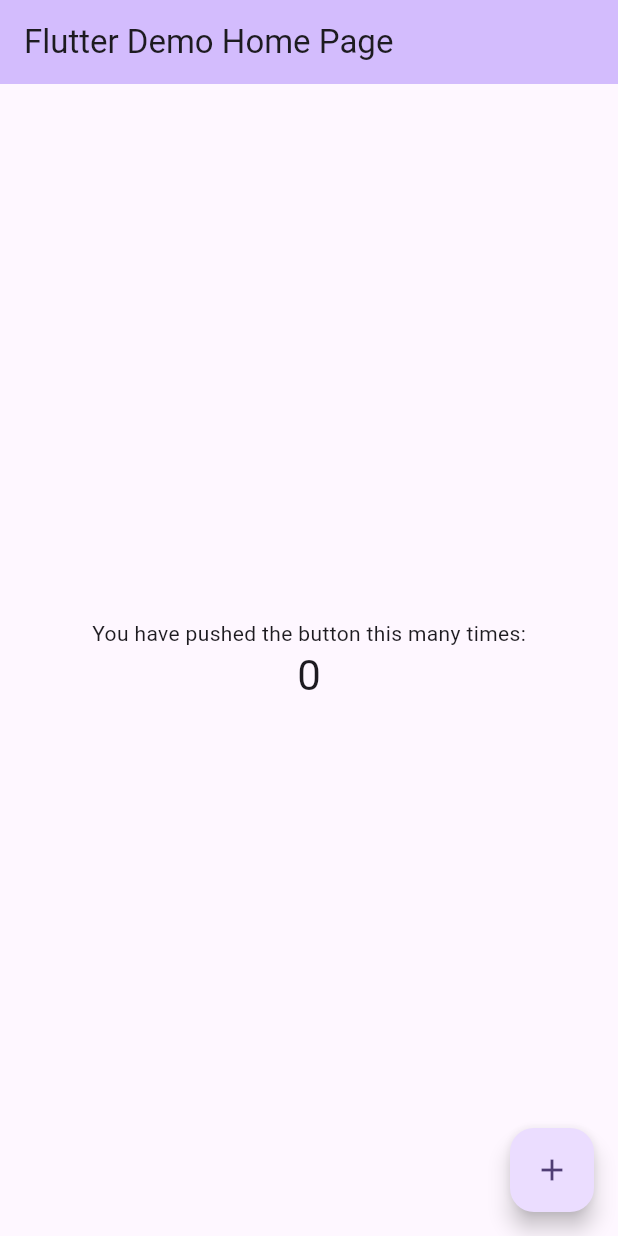
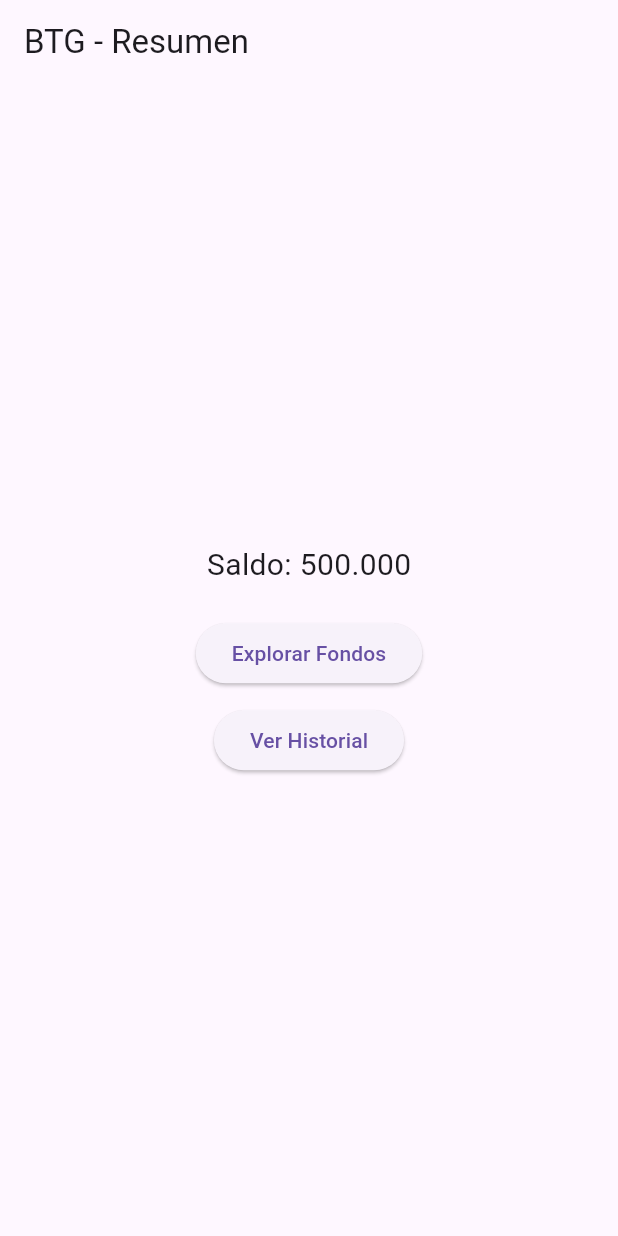
Before and after one commit to alejogrande/flutter-frontend-test-btg, a Flutter app: the screen it shows after launch, on a phone screen of 412 x 824 dp. Run offline on Flutter 3.47's test engine with Material 3 defaults, Android fonts, the phone set to English and light mode, and no system bars; our stand-ins replace flutter_bloc, get_it.

```diff
--- /dev/null
+++ b/lib/data/enums/navigation_state.dart
@@ -0,0 +1,7 @@
+enum AppRoute { home, explorer, history }
+
+class NavigationState {
+  final AppRoute currentRoute;
+
+  NavigationState(this.currentRoute);
+}
--- /dev/null
+++ b/lib/dependency_injection/dependency_injection.dart
@@ -0,0 +1,8 @@
+import 'package:btg_funds_app/presentation/navigation/navigation_cubit.dart';
+import 'package:get_it/get_it.dart';
+
+final sl = GetIt.instance;
+
+Future<void> init() async {
+  sl.registerLazySingleton(() => NavigationCubit());
+}
--- a/lib/main.dart
+++ b/lib/main.dart
@@ -1,121 +1,40 @@
+import 'package:btg_funds_app/dependency_injection/dependency_injection.dart' as di;
+import 'package:btg_funds_app/presentation/navigation/app_route_delegate.dart';
+import 'package:btg_funds_app/presentation/navigation/app_route_parser.dart';
+import 'package:btg_funds_app/presentation/navigation/navigation_cubit.dart';
 import 'package:flutter/material.dart';
+import 'package:flutter_bloc/flutter_bloc.dart';
 
-void main() {
+
+
+void main() async {
+  // Asegura que los bindings de Flutter estén listos antes de inicializar DI
+  WidgetsFlutterBinding.ensureInitialized();
+
+  // Inicializa GetIt (Inyector de dependencias)
+  await di.init();
+
   runApp(const MyApp());
 }
 
 class MyApp extends StatelessWidget {
   const MyApp({super.key});
 
-  // This widget is the root of your application.
   @override
   Widget build(BuildContext context) {
-    return MaterialApp(
-      title: 'Flutter Demo',
-      theme: ThemeData(
-        // This is the theme of your application.
-        //
-        // TRY THIS: Try running your application with "flutter run". You'll see
-        // the application has a purple toolbar. Then, without quitting the app,
-        // try changing the seedColor in the colorScheme below to Colors.green
-        // and then invoke "hot reload" (save your changes or press the "hot
-        // reload" button in a Flutter-supported IDE, or press "r" if you used
-        // the command line to start the app).
-        //
-        // Notice that the counter didn't reset back to zero; the application
-        // state is not lost during the reload. To reset the state, use hot
-        // restart instead.
-        //
-        // This works for code too, not just values: Most code changes can be
-        // tested with just a hot reload.
-        colorScheme: .fromSeed(seedColor: Colors.deepPurple),
-      ),
-      home: const MyHomePage(title: 'Flutter Demo Home Page'),
-    );
-  }
-}
-
-class MyHomePage extends StatefulWidget {
-  const MyHomePage({super.key, required this.title});
-
-  // This widget is the home page of your application. It is stateful, meaning
-  // that it has a State object (defined below) that contains fields that affect
-  // how it looks.
-
-  // This class is the configuration for the state. It holds the values (in this
-  // case the title) provided by the parent (in this case the App widget) and
-  // used by the build method of the State. Fields in a Widget subclass are
-  // always marked "final".
-
-  final String title;
-
-  @override
-  State<MyHomePage> createState() => _MyHomePageState();
-}
-
-class _MyHomePageState extends State<MyHomePage> {
-  int _counter = 0;
-
-  void _incrementCounter() {
-    setState(() {
-      // This call to setState tells the Flutter framework that something has
-      // changed in this State, which causes it to rerun the build method below
-      // so that the display can reflect the updated values. If we changed
-      // _counter without calling setState(), then the build method would not be
-      // called again, and so nothing would appear to happen.
-      _counter++;
-    });
-  }
-
-  @override
-  Widget build(BuildContext context) {
-    // This method is rerun every time setState is called, for instance as done
-    // by the _incrementCounter method above.
-    //
-    // The Flutter framework has been optimized to make rerunning build methods
-    // fast, so that you can just rebuild anything that needs updating rather
-    // than having to individually change instances of widgets.
-    return Scaffold(
-      appBar: AppBar(
-        // TRY THIS: Try changing the color here to a specific color (to
-        // Colors.amber, perhaps?) and trigger a hot reload to see the AppBar
-        // change color while the other colors stay the same.
-        backgroundColor: Theme.of(context).colorScheme.inversePrimary,
-        // Here we take the value from the MyHomePage object that was created by
-        // the App.build method, and use it to set our appbar title.
-        title: Text(widget.title),
-      ),
-      body: Center(
-        // Center is a layout widget. It takes a single child and positions it
-        // in the middle of the parent.
-        child: Column(
-          // Column is also a layout widget. It takes a list of children and
-          // arranges them vertically. By default, it sizes itself to fit its
-          // children horizontally, and tries to be as tall as its parent.
-          //
-          // Column has various properties to control how it sizes itself and
-          // how it positions its children. Here we use mainAxisAlignment to
-          // center the children vertically; the main axis here is the vertical
-          // axis because Columns are vertical (the cross axis would be
-          // horizontal).
-          //
-          // TRY THIS: Invoke "debug painting" (choose the "Toggle Debug Paint"
-          // action in the IDE, or press "p" in the console), to see the
-          // wireframe for each widget.
-          mainAxisAlignment: .center,
-          children: [
-            const Text('You have pushed the button this many times:'),
-            Text(
-              '$_counter',
-              style: Theme.of(context).textTheme.headlineMedium,
-            ),
-          ],
+    return BlocProvider(
+      // Obtenemos la instancia del Cubit desde el Service Locator (GetIt)
+      create: (_) => di.sl<NavigationCubit>(),
+      child: MaterialApp.router(
+        title: 'BTG Pactual - Prueba Técnica',
+        debugShowCheckedModeBanner: false,
+        theme: ThemeData(
+          primarySwatch: Colors.blue,
+          useMaterial3: true,
         ),
-      ),
-      floatingActionButton: FloatingActionButton(
-        onPressed: _incrementCounter,
-        tooltip: 'Increment',
-        child: const Icon(Icons.add),
+        // Configuración de Navigator 2.0
+        routerDelegate: AppRouterDelegate(),
+        routeInformationParser: AppRouteParser(),
       ),
     );
   }
--- /dev/null
+++ b/lib/presentation/features/home_dashboard/home_screen.dart
@@ -0,0 +1,33 @@
+import 'package:btg_funds_app/presentation/navigation/navigation_cubit.dart';
+import 'package:flutter/material.dart';
+import 'package:flutter_bloc/flutter_bloc.dart';
+
+
+class HomeScreen extends StatelessWidget {
+  const HomeScreen({super.key});
+
+  @override
+  Widget build(BuildContext context) {
+    return Scaffold(
+      appBar: AppBar(title: const Text('BTG - Resumen')),
+      body: Center(
+        child: Column(
+          mainAxisAlignment: MainAxisAlignment.center,
+          children: [
+            const Text('Saldo: 500.000', style: TextStyle(fontSize: 20)),
+            const SizedBox(height: 20),
+            ElevatedButton(
+              onPressed: () => context.read<NavigationCubit>().goToExplorer(),
+              child: const Text('Explorar Fondos'),
+            ),
+            const SizedBox(height: 10),
+            ElevatedButton(
+              onPressed: () => context.read<NavigationCubit>().goToHistory(),
+              child: const Text('Ver Historial'),
+            ),
+          ],
+        ),
+      ),
+    );
+  }
+}
--- /dev/null
+++ b/lib/presentation/navigation/app_route_parser.dart
@@ -0,0 +1,6 @@
+import 'package:flutter/material.dart';
+
+class AppRouteParser extends RouteInformationParser<Object> {
+  @override
+  Future<Object> parseRouteInformation(RouteInformation routeInformation) async => Object();
+}
--- /dev/null
+++ b/lib/presentation/navigation/navigation_cubit.dart
@@ -0,0 +1,11 @@
+import 'package:btg_funds_app/data/enums/navigation_state.dart';
+import 'package:flutter_bloc/flutter_bloc.dart';
+
+
+class NavigationCubit extends Cubit<NavigationState> {
+  NavigationCubit() : super(NavigationState(AppRoute.home));
+
+  void goToHome() => emit(NavigationState(AppRoute.home));
+  void goToExplorer() => emit(NavigationState(AppRoute.explorer));
+  void goToHistory() => emit(NavigationState(AppRoute.history));
+}
--- a/pubspec.yaml
+++ b/pubspec.yaml
@@ -34,6 +34,8 @@ dependencies:
   # The following adds the Cupertino Icons font to your application.
   # Use with the CupertinoIcons class for iOS style icons.
   cupertino_icons: ^1.0.8
+  get_it: ^9.2.1
+  flutter_bloc: ^9.1.1
 
 dev_dependencies:
   flutter_test:
```
Also changed, not shown: lib/presentation/features/funds_explorer/funds_list_screen.dart (added, +24 -0 lines), lib/presentation/features/transaction_history/history_screen.dart (added, +23 -0 lines), lib/presentation/navigation/app_route_delegate.dart (added, +48 -0 lines), lib/presentation/navigation/nav_state.dart (added), pubspec.lock.
